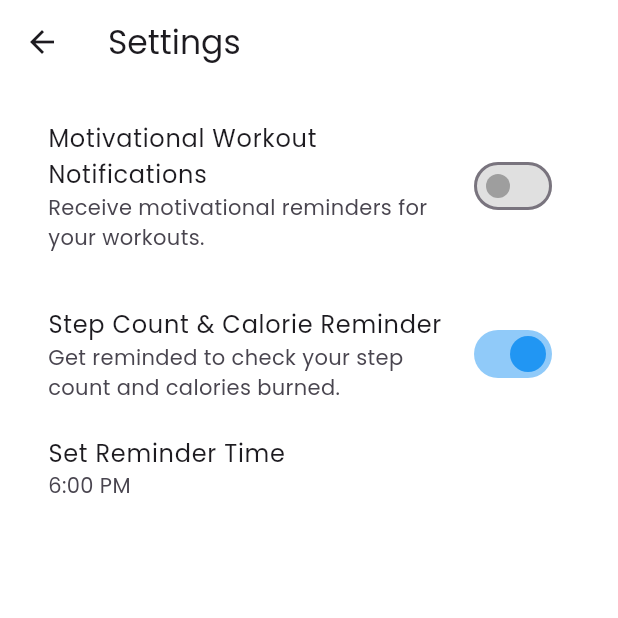
After one commit to Raza-Rz/Fitverse-APP, a Flutter app: the SettingsScreen screen opened by its route, after a tap on "Motivational Workout Notifications", on a phone screen of 412 x 824 dp, the top half of it. The commit adds this screen. Run offline on Flutter 3.47's test engine with Material 3 defaults, Android fonts, the phone set to English and light mode, and no system bars; our stand-ins replace cloud_firestore, firebase_auth, firebase_core, flutter_local_notifications, flutter_markdown, google_generative_ai and 5 more; accounts and stored records are empty; key blocks and very long unbroken strings in the code were emptied for the run.

Commit message:
profile/dashboard/setting/manifest/buildgradle

```diff
--- a/lib/routes.dart
+++ b/lib/routes.dart
@@ -7,6 +7,7 @@ import 'package:fitverse/view/login/login_screen.dart';
 import 'package:fitverse/view/on_boarding/on_boarding_screen.dart';
 import 'package:fitverse/view/on_boarding/start_screen.dart';
 import 'package:fitverse/view/profile/complete_profile_screen.dart';
+import 'package:fitverse/view/profile/setting-screen.dart';
 import 'package:fitverse/view/signup/email_verification.dart';
 
 import 'package:fitverse/view/signup/signup_screen.dart';
@@ -31,4 +32,5 @@ final Map<String, WidgetBuilder> routes = {
   RefinedProfileScreen.routeName: (context) => const RefinedProfileScreen(),
   RefinedProfileScreen.routeName: (context) => const RefinedProfileScreen(),
   EmailVerificationScreen.routeName: (context) => const EmailVerificationScreen(),
+  SettingsScreen.routeName: (context) => const SettingsScreen(),
 };
--- a/lib/view/profile/profile_new.dart
+++ b/lib/view/profile/profile_new.dart
@@ -2,6 +2,7 @@ import 'package:cloud_firestore/cloud_firestore.dart';
 import 'package:firebase_auth/firebase_auth.dart';
 import 'package:fitverse/utils/app_colors.dart';
 import 'package:fitverse/view/dashboard/dashboard_screen.dart';
+import 'package:fitverse/view/profile/setting-screen.dart';
 import 'package:flutter/material.dart';
 import 'package:fitverse/view/profile/edit_profile.dart';
 import '../login/login_screen.dart';
@@ -172,9 +173,9 @@ class RefinedProfileScreen extends StatelessWidget {
           // menuItem(Icons.privacy_tip, 'Privacy Policy', () {
           //   Navigator.pushNamed(context, '/privacy');
           // }),
-          // menuItem(Icons.settings, 'Settings', () {
-          //   Navigator.pushNamed(context, '/settings');
-          // }),
+          menuItem(Icons.settings, 'Settings', () {
+          Navigator.pushNamed(context, SettingsScreen.routeName); // Navigate to Settings
+        }),
           // menuItem(Icons.help, 'Help', () {
           //   Navigator.pushNamed(context, '/help');
           // }),
--- /dev/null
+++ b/lib/view/profile/setting-screen.dart
@@ -0,0 +1,238 @@
+import 'package:flutter/material.dart';
+import 'package:shared_preferences/shared_preferences.dart';
+import 'package:flutter_local_notifications/flutter_local_notifications.dart';
+import 'package:timezone/timezone.dart' as tz;
+import 'package:timezone/data/latest.dart' as tzData;
+
+class SettingsScreen extends StatefulWidget {
+  static String routeName = "/settings";
+
+  const SettingsScreen({Key? key}) : super(key: key);
+
+  @override
+  State<SettingsScreen> createState() => _SettingsScreenState();
+}
+
+class _SettingsScreenState extends State<SettingsScreen> {
+  bool _motivationalNotificationsEnabled = true;
+  bool _stepCountReminderEnabled = true;
+  TimeOfDay _motivationalTime = TimeOfDay(hour: 8, minute: 0);  // Default to 8:00 AM
+  TimeOfDay _stepCountTime = TimeOfDay(hour: 18, minute: 0);  // Default to 6:00 PM
+  FlutterLocalNotificationsPlugin flutterLocalNotificationsPlugin = FlutterLocalNotificationsPlugin();
+
+  @override
+  void initState() {
+    super.initState();
+    _loadNotificationPreferences();
+    _initializeNotifications();
+  }
+
+  // Initialize time zone and local notifications
+  void _initializeNotifications() async {
+    tzData.initializeTimeZones();
+    tz.setLocalLocation(tz.getLocation('America/New_York')); // Adjust as needed
+
+    const AndroidInitializationSettings initializationSettingsAndroid =
+        AndroidInitializationSettings('app_icon');
+    final InitializationSettings initializationSettings = InitializationSettings(
+      android: initializationSettingsAndroid,
+    );
+    await flutterLocalNotificationsPlugin.initialize(initializationSettings);
+  }
+
+  // Load notification preferences from SharedPreferences
+  void _loadNotificationPreferences() async {
+    SharedPreferences prefs = await SharedPreferences.getInstance();
+    setState(() {
+      _motivationalNotificationsEnabled = prefs.getBool('motivationalNotificationsEnabled') ?? true;
+      _stepCountReminderEnabled = prefs.getBool('stepCountReminderEnabled') ?? true;
+      _motivationalTime = _getTimeOfDay(prefs.getString('motivationalTime') ?? "08:00");
+      _stepCountTime = _getTimeOfDay(prefs.getString('stepCountTime') ?? "18:00");
+    });
+  }
+
+  // Helper function to convert string time into TimeOfDay
+  TimeOfDay _getTimeOfDay(String timeString) {
+    final parts = timeString.split(":");
+    return TimeOfDay(hour: int.parse(parts[0]), minute: int.parse(parts[1]));
+  }
+
+  // Save notification preferences to SharedPreferences
+  void _saveNotificationPreferences() async {
+    SharedPreferences prefs = await SharedPreferences.getInstance();
+    await prefs.setBool('motivationalNotificationsEnabled', _motivationalNotificationsEnabled);
+    await prefs.setBool('stepCountReminderEnabled', _stepCountReminderEnabled);
+    await prefs.setString('motivationalTime', "${_motivationalTime.hour}:${_motivationalTime.minute}");
+    await prefs.setString('stepCountTime', "${_stepCountTime.hour}:${_stepCountTime.minute}");
+  }
+
+  @override
+  Widget build(BuildContext context) {
+    return Scaffold(
+      appBar: AppBar(
+        title: const Text("Settings"),
+        backgroundColor: Colors.transparent,
+      ),
+      body: Padding(
+        padding: const EdgeInsets.all(16.0),
+        child: Column(
+          crossAxisAlignment: CrossAxisAlignment.start,
+          children: [
+            // Motivational Notification toggle
+            SwitchListTile(
+              title: const Text("Motivational Workout Notifications"),
+              subtitle: const Text("Receive motivational reminders for your workouts."),
+              value: _motivationalNotificationsEnabled,
+              onChanged: (value) {
+                setState(() {
+                  _motivationalNotificationsEnabled = value;
+                  _saveNotificationPreferences();
+                  if (value) {
+                    _scheduleDailyMotivationalNotification();
+                  } else {
+                    _cancelMotivationalNotification();
+                  }
+                });
+              },
+              activeColor: Colors.green, // Custom toggle color
+              inactiveThumbColor: Colors.grey,
+              inactiveTrackColor: Colors.grey.shade300,
+            ),
+
+            // Time Picker for Motivational Notification
+            if (_motivationalNotificationsEnabled)
+              ListTile(
+                title: const Text("Set Notification Time"),
+                subtitle: Text("${_motivationalTime.format(context)}"),
+                onTap: () async {
+                  final TimeOfDay? selectedTime = await showTimePicker(
+                    context: context,
+                    initialTime: _motivationalTime,
+                  );
+                  if (selectedTime != null && selectedTime != _motivationalTime) {
+                    setState(() {
+                      _motivationalTime = selectedTime;
+                    });
+                    _saveNotificationPreferences();
+                    _scheduleDailyMotivationalNotification();
+                  }
+                },
+              ),
+
+            const SizedBox(height: 20),
+
+            // Step Count Reminder toggle
+            SwitchListTile(
+              title: const Text("Step Count & Calorie Reminder"),
+              subtitle: const Text("Get reminded to check your step count and calories burned."),
+              value: _stepCountReminderEnabled,
+              onChanged: (value) {
+                setState(() {
+                  _stepCountReminderEnabled = value;
+                  _saveNotificationPreferences();
+                  if (value) {
+                    _scheduleStepCountAndCalorieReminder();
+                  } else {
+                    _cancelStepCountReminder();
+                  }
+                });
+              },
+              activeColor: Colors.blue, // Custom toggle color
+              inactiveThumbColor: Colors.grey,
+              inactiveTrackColor: Colors.grey.shade300,
+            ),
+
+            // Time Picker for Step Count Reminder
+            if (_stepCountReminderEnabled)
+              ListTile(
+                title: const Text("Set Reminder Time"),
+                subtitle: Text("${_stepCountTime.format(context)}"),
+                onTap: () async {
+                  final TimeOfDay? selectedTime = await showTimePicker(
+                    context: context,
+                    initialTime: _stepCountTime,
+                  );
+                  if (selectedTime != null && selectedTime != _stepCountTime) {
+                    setState(() {
+                      _stepCountTime = selectedTime;
+                    });
+                    _saveNotificationPreferences();
+                    _scheduleStepCountAndCalorieReminder();
+                  }
+                },
+              ),
+          ],
+        ),
+      ),
+    );
+  }
+
+  // Schedule a daily motivational notification
+  void _scheduleDailyMotivationalNotification() {
+    const AndroidNotificationDetails androidDetails = AndroidNotificationDetails(
+      'daily_motivation_channel',
+      'Daily Motivations',
+      channelDescription: 'Daily motivational workout reminders',
+      importance: Importance.high,
+      priority: Priority.high,
+      ticker: 'ticker',
+    );
+    const NotificationDetails platformDetails = NotificationDetails(android: androidDetails);
+
+    flutterLocalNotificationsPlugin.zonedSchedule(
+      0,
+      'Time for your workout!',
+      'Let\'s crush those fitness goals today!',
+      _nextInstanceOfTime(_motivationalTime.hour, _motivationalTime.minute), // Schedule based on user time
+      platformDetails,
+      androidAllowWhileIdle: true,
+      uiLocalNotificationDateInterpretation: UILocalNotificationDateInterpretation.wallClockTime,
+      matchDateTimeComponents: DateTimeComponents.time,
+    );
+  }
+
+  // Schedule daily step count and calorie burn reminder
+  void _scheduleStepCountAndCalorieReminder() {
+    const AndroidNotificationDetails androidDetails = AndroidNotificationDetails(
+      'step_count_and_calories_channel',
+      'Step Count and Calories',
+      channelDescription: 'Reminder to check your step count and calories burned.',
+      importance: Importance.high,
+      priority: Priority.high,
+      ticker: 'ticker',
+    );
+    const NotificationDetails platformDetails = NotificationDetails(android: androidDetails);
+
+    flutterLocalNotificationsPlugin.zonedSchedule(
+      1,
+      'Check your steps and calories',
+      'Don\'t forget to track your step count and calories burned!',
+      _nextInstanceOfTime(_stepCountTime.hour, _stepCountTime.minute), // Schedule based on user time
+      platformDetails,
+      androidAllowWhileIdle: true,
+      uiLocalNotificationDateInterpretation: UILocalNotificationDateInterpretation.wallClockTime,
+      matchDateTimeComponents: DateTimeComponents.time,
+    );
+  }
+
+  // Utility function to calculate the next instance of a specific time
+  tz.TZDateTime _nextInstanceOfTime(int hour, int minute) {
+    final tz.TZDateTime now = tz.TZDateTime.now(tz.local);
+    tz.TZDateTime scheduledDate = tz.TZDateTime(tz.local, now.year, now.month, now.day, hour, minute);
+
+    if (scheduledDate.isBefore(now)) {
+      scheduledDate = scheduledDate.add(const Duration(days: 1));
+    }
+    return scheduledDate;
+  }
+
+  // Cancel motivational notification
+  void _cancelMotivationalNotification() {
+    flutterLocalNotificationsPlugin.cancel(0);
+  }
+
+  // Cancel step count and calorie reminder
+  void _cancelStepCountReminder() {
+    flutterLocalNotificationsPlugin.cancel(1);
+  }
+}
--- a/pubspec.yaml
+++ b/pubspec.yaml
@@ -59,6 +59,8 @@ dependencies:
   cloud_firestore: ^5.4.2
   google_generative_ai: ^0.4.6
   flutter_markdown: ^0.7.4+3
+  flutter_local_notifications: ^15.1.3
+  flutter_timezone: ^3.0.0
 # flutter_native_splash:
 #   color: "#ffffff"  # Background color for splash screen
 #   image: assets/splash.png  # Path to your splash image
```
Also changed, not shown: lib/view/dashboard/dashboard_screen.dart (+56 -15 lines), pubspec.lock, 3 other files.
